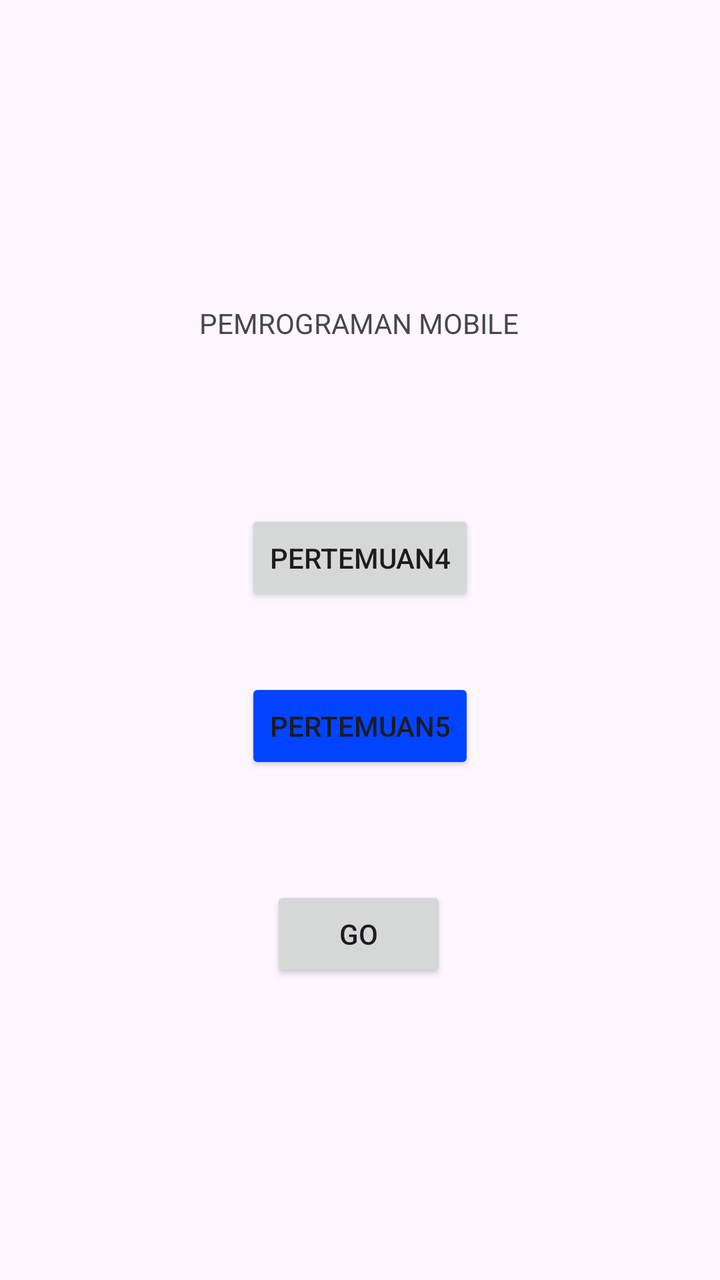
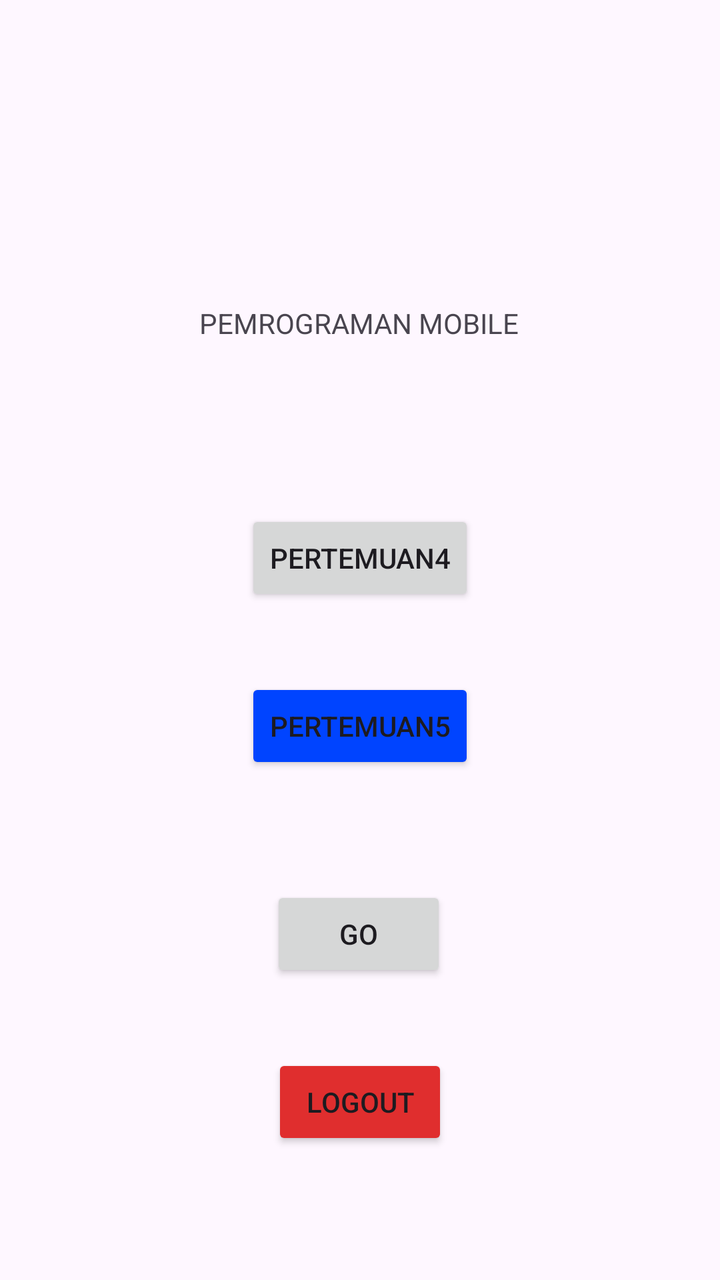

Before-and-after screenshots of an Android layout around one commit, followed by the original layout XML and the change that was made.
<!-- AndroidManifest.xml: application theme Theme.Aldo_TIE_Pertemuan3 -->
<!-- res/layout/activity_main.xml -->
<?xml version="1.0" encoding="utf-8"?>
<androidx.constraintlayout.widget.ConstraintLayout xmlns:android="http://schemas.android.com/apk/res/android"
    xmlns:app="http://schemas.android.com/apk/res-auto"
    xmlns:tools="http://schemas.android.com/tools"
    android:id="@+id/main"
    android:layout_width="match_parent"
    android:layout_height="match_parent"
    tools:context=".MainActivity">

    <Button
        android:id="@+id/btnToFourth"
        android:layout_width="wrap_content"
        android:layout_height="wrap_content"
        android:layout_marginTop="56dp"
        android:text="GO"
        app:layout_constraintEnd_toEndOf="parent"
        app:layout_constraintHorizontal_bias="0.498"
        app:layout_constraintStart_toStartOf="parent"
        app:layout_constraintTop_toBottomOf="@+id/btnP5" />

    <Button
        android:id="@+id/btnP5"
        android:layout_width="wrap_content"
        android:layout_height="wrap_content"
        android:layout_marginTop="36dp"
        android:backgroundTint="@color/blue"
        android:text="Pertemuan5"
        app:layout_constraintEnd_toEndOf="parent"
        app:layout_constraintStart_toStartOf="parent"
        app:layout_constraintTop_toBottomOf="@+id/btnP4" />

    <Button
        android:id="@+id/btnP4"
        android:layout_width="wrap_content"
        android:layout_height="wrap_content"
        android:layout_marginTop="84dp"
        android:text="Pertemuan4"
        app:layout_constraintEnd_toEndOf="parent"
        app:layout_constraintStart_toStartOf="parent"
        app:layout_constraintTop_toBottomOf="@+id/textView4" />

    <TextView
        android:id="@+id/textView4"
        android:layout_width="wrap_content"
        android:layout_height="wrap_content"
        android:layout_marginTop="152dp"
        android:text="PEMROGRAMAN MOBILE"
        app:layout_constraintEnd_toEndOf="parent"
        app:layout_constraintHorizontal_bias="0.498"
        app:layout_constraintStart_toStartOf="parent"
        app:layout_constraintTop_toTopOf="parent" />

</androidx.constraintlayout.widget.ConstraintLayout>
<!-- resources referenced by this layout -->
<resources>
  <color name="blue">#0044FF</color>
  <style name="Theme.Aldo_TIE_Pertemuan3" parent="Base.Theme.Aldo_TIE_Pertemuan3" />
  <style name="Base.Theme.Aldo_TIE_Pertemuan3" parent="Theme.Material3.DayNight.NoActionBar">
          
          
      </style>
</resources>

<!-- the commit's change to res/layout/activity_main.xml (unified diff, before → after) -->
@@ -39,6 +39,17 @@
         app:layout_constraintStart_toStartOf="parent"
         app:layout_constraintTop_toBottomOf="@+id/textView4" />
 
+    <Button
+        android:id="@+id/btnLogout"
+        android:layout_width="wrap_content"
+        android:layout_height="wrap_content"
+        android:layout_marginTop="36dp"
+        android:backgroundTint="@color/red"
+        android:text="Logout"
+        app:layout_constraintEnd_toEndOf="parent"
+        app:layout_constraintStart_toStartOf="parent"
+        app:layout_constraintTop_toBottomOf="@+id/btnToFourth" />
+
     <TextView
         android:id="@+id/textView4"
         android:layout_width="wrap_content"
<!-- resource entries referenced after the edit -->
@@ -1,6 +1,7 @@
 <!-- resources referenced by this layout -->
 <resources>
   <color name="blue">#0044FF</color>
+  <color name="red">#E02E2E</color>
   <style name="Theme.Aldo_TIE_Pertemuan3" parent="Base.Theme.Aldo_TIE_Pertemuan3" />
   <style name="Base.Theme.Aldo_TIE_Pertemuan3" parent="Theme.Material3.DayNight.NoActionBar">
           
